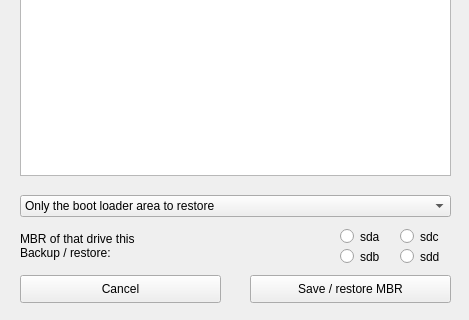
Before: the Qt Designer form qt4-fsarchiver-src/src/ui/mbr_dialog.ui in necrose99/qt4-fsarchiver, drawn with Qt 5; both pictures show x 0 to 469 and y 185 to 505 of the 469 by 505 pixel window.
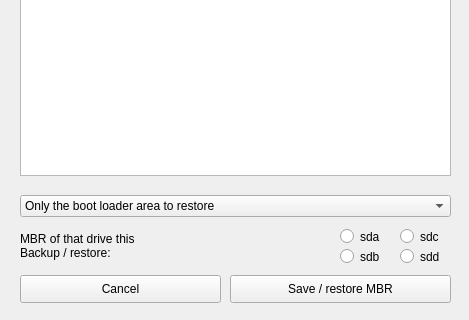
After: the same form once the commit is applied.

The edit to the form file:
```diff
--- a/qt4-fsarchiver-src/src/ui/mbr_dialog.ui
+++ b/qt4-fsarchiver-src/src/ui/mbr_dialog.ui
@@ -64,9 +64,9 @@
   <widget class="QPushButton" name="bt_save">
    <property name="geometry">
     <rect>
-     <x>250</x>
+     <x>230</x>
      <y>460</y>
-     <width>201</width>
+     <width>221</width>
      <height>28</height>
     </rect>
    </property>
```
